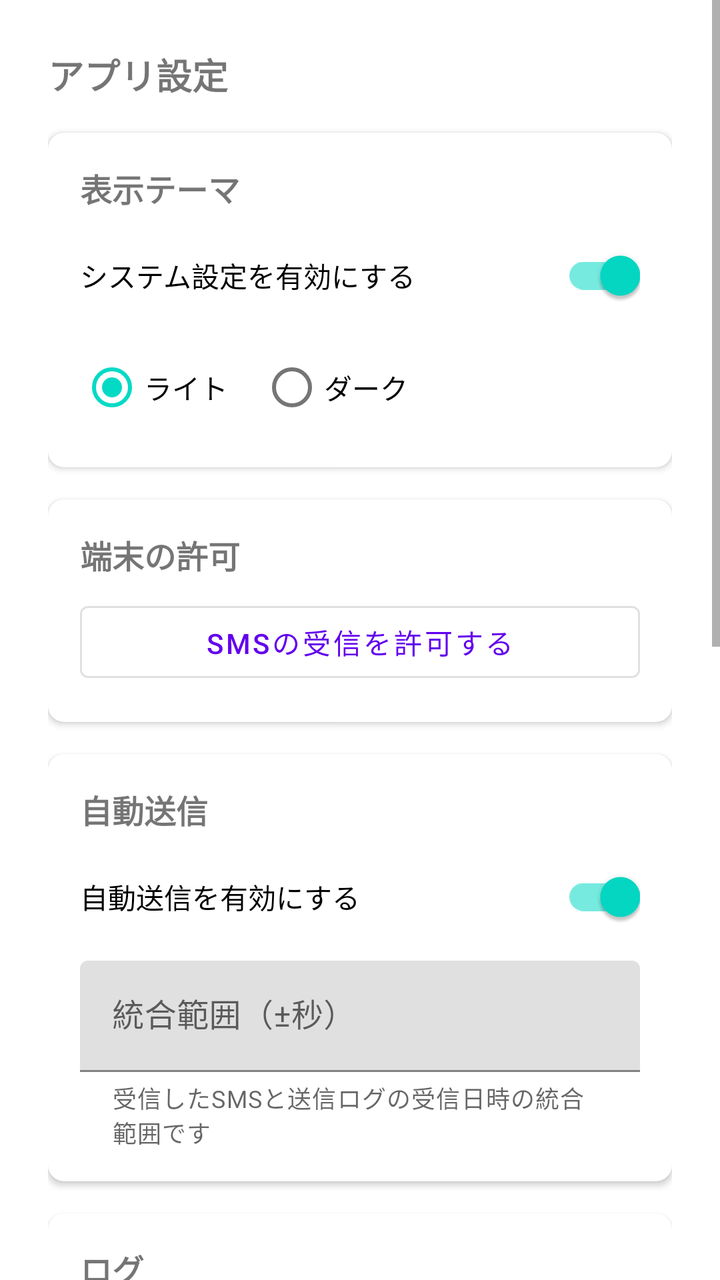
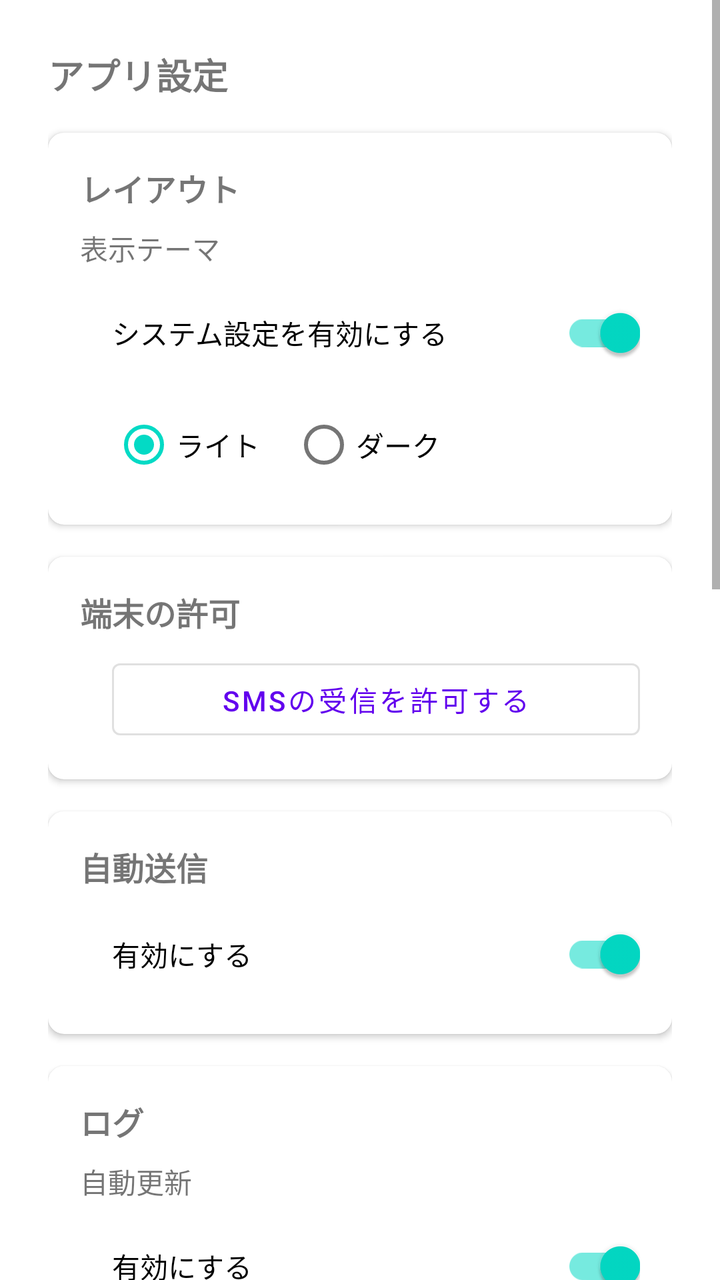

Screens rendered from an Android XML layout before and after an edit, with the pre-edit source and the edit as a unified diff.
<!-- AndroidManifest.xml: application theme Theme.SmsToKintone -->
<!-- res/layout/activity_app_settings.xml -->
<?xml version="1.0" encoding="utf-8"?>
<ScrollView xmlns:android="http://schemas.android.com/apk/res/android"
    xmlns:app="http://schemas.android.com/apk/res-auto"
    android:layout_width="match_parent"
    android:layout_height="match_parent">

    <LinearLayout
        android:layout_width="match_parent"
        android:layout_height="wrap_content"
        android:orientation="vertical"
        android:padding="24dp">

        <TextView
            android:layout_width="wrap_content"
            android:layout_height="wrap_content"
            android:text="@string/app_settings_title"
            android:textSize="18sp"
            android:textStyle="bold" />

        <com.google.android.material.card.MaterialCardView
            android:layout_width="match_parent"
            android:layout_height="wrap_content"
            android:layout_marginTop="16dp"
            app:cardElevation="2dp"
            app:cardCornerRadius="8dp">

            <LinearLayout
                android:layout_width="match_parent"
                android:layout_height="wrap_content"
                android:orientation="vertical"
                android:padding="16dp">

                <TextView
                    android:layout_width="wrap_content"
                    android:layout_height="wrap_content"
                    android:layout_marginBottom="8dp"
                    android:text="@string/section_theme_mode"
                    android:textSize="16sp"
                    android:textStyle="bold" />

                <com.google.android.material.switchmaterial.SwitchMaterial
                    android:id="@+id/swThemeFollowSystem"
                    android:layout_width="match_parent"
                    android:layout_height="wrap_content"
                    android:layout_marginBottom="8dp"
                    android:checked="true"
                    android:text="@string/switch_theme_follow_system" />

                <RadioGroup
                    android:id="@+id/rgThemeLightDark"
                    android:layout_width="match_parent"
                    android:layout_height="wrap_content"
                    android:orientation="horizontal">

                    <RadioButton
                        android:id="@+id/rbThemeLight"
                        android:layout_width="wrap_content"
                        android:layout_height="wrap_content"
                        android:checked="true"
                        android:text="@string/rb_theme_light" />

                    <RadioButton
                        android:id="@+id/rbThemeDark"
                        android:layout_width="wrap_content"
                        android:layout_height="wrap_content"
                        android:layout_marginStart="16dp"
                        android:text="@string/rb_theme_dark" />
                </RadioGroup>
            </LinearLayout>
        </com.google.android.material.card.MaterialCardView>

        <com.google.android.material.card.MaterialCardView
            android:layout_width="match_parent"
            android:layout_height="wrap_content"
            android:layout_marginTop="16dp"
            app:cardElevation="2dp"
            app:cardCornerRadius="8dp">

            <LinearLayout
                android:layout_width="match_parent"
                android:layout_height="wrap_content"
                android:orientation="vertical"
                android:padding="16dp">

                <TextView
                    android:layout_width="wrap_content"
                    android:layout_height="wrap_content"
                    android:layout_marginBottom="8dp"
                    android:text="@string/section_permission"
                    android:textSize="16sp"
                    android:textStyle="bold" />

                <TextView
                    android:id="@+id/tvPermissionStatus"
                    android:layout_width="wrap_content"
                    android:layout_height="wrap_content"
                    android:layout_marginBottom="8dp"
                    android:text="@string/permission_status_granted"
                    android:visibility="gone" />

                <com.google.android.material.button.MaterialButton
                    android:id="@+id/btnRequestPermission"
                    style="@style/Widget.MaterialComponents.Button.OutlinedButton"
                    android:layout_width="match_parent"
                    android:layout_height="wrap_content"
                    android:text="@string/btn_request_permission" />
            </LinearLayout>
        </com.google.android.material.card.MaterialCardView>

        <com.google.android.material.card.MaterialCardView
            android:layout_width="match_parent"
            android:layout_height="wrap_content"
            android:layout_marginTop="16dp"
            app:cardElevation="2dp"
            app:cardCornerRadius="8dp">

            <LinearLayout
                android:layout_width="match_parent"
                android:layout_height="wrap_content"
                android:orientation="vertical"
                android:padding="16dp">

                <TextView
                    android:layout_width="wrap_content"
                    android:layout_height="wrap_content"
                    android:layout_marginBottom="8dp"
                    android:text="@string/section_forwarding"
                    android:textSize="16sp"
                    android:textStyle="bold" />

                <com.google.android.material.switchmaterial.SwitchMaterial
                    android:id="@+id/swForwardingEnabled"
                    android:layout_width="match_parent"
                    android:layout_height="wrap_content"
                    android:layout_marginBottom="8dp"
                    android:checked="true"
                    android:text="@string/switch_forwarding_enabled" />

                <com.google.android.material.textfield.TextInputLayout
                    android:id="@+id/tilSmsMatchToleranceSeconds"
                    android:layout_width="match_parent"
                    android:layout_height="wrap_content"
                    android:hint="@string/hint_sms_match_tolerance_seconds"
                    app:helperText="@string/helper_sms_match_tolerance_seconds"
                    app:helperTextEnabled="true">

                    <com.google.android.material.textfield.TextInputEditText
                        android:id="@+id/etSmsMatchToleranceSeconds"
                        android:layout_width="match_parent"
                        android:layout_height="wrap_content"
                        android:inputType="number" />
                </com.google.android.material.textfield.TextInputLayout>
            </LinearLayout>
        </com.google.android.material.card.MaterialCardView>

        <com.google.android.material.card.MaterialCardView
            android:layout_width="match_parent"
            android:layout_height="wrap_content"
            android:layout_marginTop="16dp"
            app:cardElevation="2dp"
            app:cardCornerRadius="8dp">

            <LinearLayout
                android:layout_width="match_parent"
                android:layout_height="wrap_content"
                android:orientation="vertical"
                android:padding="16dp">

                <TextView
                    android:layout_width="wrap_content"
                    android:layout_height="wrap_content"
                    android:layout_marginBottom="8dp"
                    android:text="@string/section_log"
                    android:textSize="16sp"
                    android:textStyle="bold" />

                <com.google.android.material.switchmaterial.SwitchMaterial
                    android:id="@+id/swAutoRefreshEnabled"
                    android:layout_width="match_parent"
                    android:layout_height="wrap_content"
                    android:layout_marginBottom="8dp"
                    android:checked="true"
                    android:text="@string/switch_auto_refresh_enabled" />

                <com.google.android.material.textfield.TextInputLayout
                    android:id="@+id/tilAutoRefreshInterval"
                    android:layout_width="match_parent"
                    android:layout_height="wrap_content"
                    android:hint="@string/hint_auto_refresh_interval">

                    <com.google.android.material.textfield.TextInputEditText
                        android:id="@+id/etAutoRefreshInterval"
                        android:layout_width="match_parent"
                        android:layout_height="wrap_content"
                        android:inputType="number" />
                </com.google.android.material.textfield.TextInputLayout>
            </LinearLayout>
        </com.google.android.material.card.MaterialCardView>

        <com.google.android.material.card.MaterialCardView
            android:layout_width="match_parent"
            android:layout_height="wrap_content"
            android:layout_marginTop="16dp"
            app:cardElevation="2dp"
            app:cardCornerRadius="8dp">

            <LinearLayout
                android:layout_width="match_parent"
                android:layout_height="wrap_content"
                android:orientation="vertical"
                android:padding="16dp">

                <TextView
                    android:layout_width="wrap_content"
                    android:layout_height="wrap_content"
                    android:layout_marginBottom="8dp"
                    android:text="@string/section_sms_search"
                    android:textSize="16sp"
                    android:textStyle="bold" />

                <TextView
                    android:layout_width="wrap_content"
                    android:layout_height="wrap_content"
                    android:layout_marginBottom="8dp"
                    android:text="@string/section_search_range"
                    android:textSize="14sp" />

                <com.google.android.material.textfield.TextInputLayout
                    android:layout_width="match_parent"
                    android:layout_height="wrap_content"
                    android:hint="@string/hint_sms_search_date_range_days">

                    <com.google.android.material.textfield.TextInputEditText
                        android:id="@+id/etSmsSearchDateRangeDays"
                        android:layout_width="match_parent"
                        android:layout_height="wrap_content"
                        android:inputType="number" />
                </com.google.android.material.textfield.TextInputLayout>

                <TextView
                    android:layout_width="wrap_content"
                    android:layout_height="wrap_content"
                    android:layout_marginTop="16dp"
                    android:layout_marginBottom="8dp"
                    android:text="@string/label_default_profile_filter" />

                <Spinner
                    android:id="@+id/spDefaultProfileFilter"
                    android:layout_width="match_parent"
                    android:layout_height="wrap_content" />

                <TextView
                    android:layout_width="wrap_content"
                    android:layout_height="wrap_content"
                    android:layout_marginTop="16dp"
                    android:layout_marginBottom="8dp"
                    android:text="@string/section_reply"
                    android:textSize="14sp" />

                <LinearLayout
                    android:layout_width="match_parent"
                    android:layout_height="wrap_content"
                    android:layout_marginStart="16dp"
                    android:orientation="vertical">

                    <TextView
                        android:layout_width="wrap_content"
                        android:layout_height="wrap_content"
                        android:layout_marginBottom="8dp"
                        android:text="@string/section_sms_standard_reply_body"
                        android:textSize="14sp" />

                    <com.google.android.material.textfield.TextInputLayout
                        android:layout_width="match_parent"
                        android:layout_height="wrap_content"
                        android:hint="@string/hint_sms_standard_reply_body">

                        <com.google.android.material.textfield.TextInputEditText
                            android:id="@+id/etDefaultReplyBody"
                            android:layout_width="match_parent"
                            android:layout_height="wrap_content"
                            android:inputType="textMultiLine" />
                    </com.google.android.material.textfield.TextInputLayout>

                    <TextView
                        android:layout_width="wrap_content"
                        android:layout_height="wrap_content"
                        android:layout_marginTop="16dp"
                        android:layout_marginBottom="8dp"
                        android:text="@string/section_sms_split_failed_reply_body"
                        android:textSize="14sp" />

                    <com.google.android.material.textfield.TextInputLayout
                        android:layout_width="match_parent"
                        android:layout_height="wrap_content"
                        android:hint="@string/hint_sms_split_failed_reply_body">

                        <com.google.android.material.textfield.TextInputEditText
                            android:id="@+id/etSplitFailedReplyAddition"
                            android:layout_width="match_parent"
                            android:layout_height="wrap_content"
                            android:inputType="textMultiLine" />
                    </com.google.android.material.textfield.TextInputLayout>
                </LinearLayout>
            </LinearLayout>
        </com.google.android.material.card.MaterialCardView>

    </LinearLayout>
</ScrollView>
<!-- resources referenced by this layout -->
<resources>
  <string name="app_settings_title">アプリ設定</string>
  <string name="btn_request_permission">SMSの受信を許可する</string>
  <string name="helper_sms_match_tolerance_seconds">受信したSMSと送信ログの受信日時の統合範囲です</string>
  <string name="hint_auto_refresh_interval">更新間隔（秒）</string>
  <string name="hint_sms_match_tolerance_seconds">統合範囲（±秒）</string>
  <string name="hint_sms_search_date_range_days">開始日〜終了日の範囲（日）</string>
  <string name="hint_sms_split_failed_reply_body">文言</string>
  <string name="hint_sms_standard_reply_body">文言</string>
  <string name="label_default_profile_filter">送信先</string>
  <string name="permission_status_granted">SMS受信: 許可済み</string>
  <string name="rb_theme_dark">ダーク</string>
  <string name="rb_theme_light">ライト</string>
  <string name="section_forwarding">自動送信</string>
  <string name="section_log">ログ</string>
  <string name="section_permission">端末の許可</string>
  <string name="section_reply">返信時に自動入力する文言</string>
  <string name="section_search_range">検索条件</string>
  <string name="section_sms_search">SMS検索</string>
  <string name="section_sms_split_failed_reply_body">形式が不正な場合</string>
  <string name="section_sms_standard_reply_body">通常</string>
  <string name="section_theme_mode">表示テーマ</string>
  <string name="switch_auto_refresh_enabled">自動更新を有効にする</string>
  <string name="switch_forwarding_enabled">自動送信を有効にする</string>
  <string name="switch_theme_follow_system">システム設定を有効にする</string>
  <style name="Theme.SmsToKintone" parent="Theme.MaterialComponents.DayNight.NoActionBar">
          <item name="colorPrimary">@color/purple_500</item>
          <item name="colorPrimaryVariant">@color/purple_700</item>
          <item name="colorOnPrimary">@color/white</item>
          <item name="colorSecondary">@color/teal_200</item>
          <item name="colorSecondaryVariant">@color/teal_700</item>
          <item name="colorOnSecondary">@color/black</item>
      </style>
  <color name="purple_500">#6200EE</color>
  <color name="purple_700">#3700B3</color>
  <color name="white">#FFFFFFFF</color>
  <color name="teal_200">#03DAC5</color>
  <color name="teal_700">#018786</color>
  <color name="black">#FF000000</color>
</resources>

<!-- the commit's change to res/layout/activity_app_settings.xml (unified diff, before → after) -->
@@ -34,38 +34,52 @@
                     android:layout_width="wrap_content"
                     android:layout_height="wrap_content"
                     android:layout_marginBottom="8dp"
+                    android:text="@string/section_layout"
+                    android:textSize="16sp"
+                    android:textStyle="bold" />
+
+                <TextView
+                    android:layout_width="wrap_content"
+                    android:layout_height="wrap_content"
+                    android:layout_marginBottom="8dp"
                     android:text="@string/section_theme_mode"
-                    android:textSize="16sp"
-                    android:textStyle="bold" />
-
-                <com.google.android.material.switchmaterial.SwitchMaterial
-                    android:id="@+id/swThemeFollowSystem"
-                    android:layout_width="match_parent"
-                    android:layout_height="wrap_content"
-                    android:layout_marginBottom="8dp"
-                    android:checked="true"
-                    android:text="@string/switch_theme_follow_system" />
-
-                <RadioGroup
-                    android:id="@+id/rgThemeLightDark"
-                    android:layout_width="match_parent"
-                    android:layout_height="wrap_content"
-                    android:orientation="horizontal">
-
-                    <RadioButton
-                        android:id="@+id/rbThemeLight"
-                        android:layout_width="wrap_content"
-                        android:layout_height="wrap_content"
+                    android:textSize="14sp" />
+
+                <LinearLayout
+                    android:layout_width="match_parent"
+                    android:layout_height="wrap_content"
+                    android:layout_marginStart="16dp"
+                    android:orientation="vertical">
+
+                    <com.google.android.material.switchmaterial.SwitchMaterial
+                        android:id="@+id/swThemeFollowSystem"
+                        android:layout_width="match_parent"
+                        android:layout_height="wrap_content"
+                        android:layout_marginBottom="8dp"
                         android:checked="true"
-                        android:text="@string/rb_theme_light" />
-
-                    <RadioButton
-                        android:id="@+id/rbThemeDark"
-                        android:layout_width="wrap_content"
-                        android:layout_height="wrap_content"
-                        android:layout_marginStart="16dp"
-                        android:text="@string/rb_theme_dark" />
-                </RadioGroup>
+                        android:text="@string/switch_theme_follow_system" />
+
+                    <RadioGroup
+                        android:id="@+id/rgThemeLightDark"
+                        android:layout_width="match_parent"
+                        android:layout_height="wrap_content"
+                        android:orientation="horizontal">
+
+                        <RadioButton
+                            android:id="@+id/rbThemeLight"
+                            android:layout_width="wrap_content"
+                            android:layout_height="wrap_content"
+                            android:checked="true"
+                            android:text="@string/rb_theme_light" />
+
+                        <RadioButton
+                            android:id="@+id/rbThemeDark"
+                            android:layout_width="wrap_content"
+                            android:layout_height="wrap_content"
+                            android:layout_marginStart="16dp"
+                            android:text="@string/rb_theme_dark" />
+                    </RadioGroup>
+                </LinearLayout>
             </LinearLayout>
         </com.google.android.material.card.MaterialCardView>
 
@@ -90,20 +104,27 @@
                     android:textSize="16sp"
                     android:textStyle="bold" />
 
-                <TextView
-                    android:id="@+id/tvPermissionStatus"
-                    android:layout_width="wrap_content"
-                    android:layout_height="wrap_content"
-                    android:layout_marginBottom="8dp"
-                    android:text="@string/permission_status_granted"
-                    android:visibility="gone" />
-
-                <com.google.android.material.button.MaterialButton
-                    android:id="@+id/btnRequestPermission"
-                    style="@style/Widget.MaterialComponents.Button.OutlinedButton"
-                    android:layout_width="match_parent"
-                    android:layout_height="wrap_content"
-                    android:text="@string/btn_request_permission" />
+                <LinearLayout
+                    android:layout_width="match_parent"
+                    android:layout_height="wrap_content"
+                    android:layout_marginStart="16dp"
+                    android:orientation="vertical">
+
+                    <TextView
+                        android:id="@+id/tvPermissionStatus"
+                        android:layout_width="wrap_content"
+                        android:layout_height="wrap_content"
+                        android:layout_marginBottom="8dp"
+                        android:text="@string/permission_status_granted"
+                        android:visibility="gone" />
+
+                    <com.google.android.material.button.MaterialButton
+                        android:id="@+id/btnRequestPermission"
+                        style="@style/Widget.MaterialComponents.Button.OutlinedButton"
+                        android:layout_width="match_parent"
+                        android:layout_height="wrap_content"
+                        android:text="@string/btn_request_permission" />
+                </LinearLayout>
             </LinearLayout>
         </com.google.android.material.card.MaterialCardView>
 
@@ -128,28 +149,19 @@
                     android:textSize="16sp"
                     android:textStyle="bold" />
 
-                <com.google.android.material.switchmaterial.SwitchMaterial
-                    android:id="@+id/swForwardingEnabled"
-                    android:layout_width="match_parent"
-                    android:layout_height="wrap_content"
-                    android:layout_marginBottom="8dp"
-                    android:checked="true"
-                    android:text="@string/switch_forwarding_enabled" />
-
-                <com.google.android.material.textfield.TextInputLayout
-                    android:id="@+id/tilSmsMatchToleranceSeconds"
-                    android:layout_width="match_parent"
-                    android:layout_height="wrap_content"
-                    android:hint="@string/hint_sms_match_tolerance_seconds"
-                    app:helperText="@string/helper_sms_match_tolerance_seconds"
-                    app:helperTextEnabled="true">
-
-                    <com.google.android.material.textfield.TextInputEditText
-                        android:id="@+id/etSmsMatchToleranceSeconds"
-                        android:layout_width="match_parent"
-                        android:layout_height="wrap_content"
-                        android:inputType="number" />
-                </com.google.android.material.textfield.TextInputLayout>
+                <LinearLayout
+                    android:layout_width="match_parent"
+                    android:layout_height="wrap_content"
+                    android:layout_marginStart="16dp"
+                    android:orientation="vertical">
+
+                    <com.google.android.material.switchmaterial.SwitchMaterial
+                        android:id="@+id/swForwardingEnabled"
+                        android:layout_width="match_parent"
+                        android:layout_height="wrap_content"
+                        android:checked="true"
+                        android:text="@string/switch_forwarding_enabled" />
+                </LinearLayout>
             </LinearLayout>
         </com.google.android.material.card.MaterialCardView>
 
@@ -174,26 +186,40 @@
                     android:textSize="16sp"
                     android:textStyle="bold" />
 
-                <com.google.android.material.switchmaterial.SwitchMaterial
-                    android:id="@+id/swAutoRefreshEnabled"
-                    android:layout_width="match_parent"
-                    android:layout_height="wrap_content"
-                    android:layout_marginBottom="8dp"
-                    android:checked="true"
-                    android:text="@string/switch_auto_refresh_enabled" />
-
-                <com.google.android.material.textfield.TextInputLayout
-                    android:id="@+id/tilAutoRefreshInterval"
-                    android:layout_width="match_parent"
-                    android:layout_height="wrap_content"
-                    android:hint="@string/hint_auto_refresh_interval">
-
-                    <com.google.android.material.textfield.TextInputEditText
-                        android:id="@+id/etAutoRefreshInterval"
-                        android:layout_width="match_parent"
-                        android:layout_height="wrap_content"
-                        android:inputType="number" />
-                </com.google.android.material.textfield.TextInputLayout>
+                <TextView
+                    android:layout_width="wrap_content"
+                    android:layout_height="wrap_content"
+                    android:layout_marginBottom="8dp"
+                    android:text="@string/section_auto_refresh"
+                    android:textSize="14sp" />
+
+                <LinearLayout
+                    android:layout_width="match_parent"
+                    android:layout_height="wrap_content"
+                    android:layout_marginStart="16dp"
+                    android:orientation="vertical">
+
+                    <com.google.android.material.switchmaterial.SwitchMaterial
+                        android:id="@+id/swAutoRefreshEnabled"
+                        android:layout_width="match_parent"
+                        android:layout_height="wrap_content"
+                        android:layout_marginBottom="8dp"
+                        android:checked="true"
+                        android:text="@string/switch_auto_refresh_enabled" />
+
+                    <com.google.android.material.textfield.TextInputLayout
+                        android:id="@+id/tilAutoRefreshInterval"
+                        android:layout_width="match_parent"
+                        android:layout_height="wrap_content"
+                        android:hint="@string/hint_auto_refresh_interval">
+
+                        <com.google.android.material.textfield.TextInputEditText
+                            android:id="@+id/etAutoRefreshInterval"
+                            android:layout_width="match_parent"
+                            android:layout_height="wrap_content"
+                            android:inputType="number" />
+                    </com.google.android.material.textfield.TextInputLayout>
+                </LinearLayout>
             </LinearLayout>
         </com.google.android.material.card.MaterialCardView>
 
@@ -225,29 +251,64 @@
                     android:text="@string/section_search_range"
                     android:textSize="14sp" />
 
-                <com.google.android.material.textfield.TextInputLayout
-                    android:layout_width="match_parent"
-                    android:layout_height="wrap_content"
-                    android:hint="@string/hint_sms_search_date_range_days">
-
-                    <com.google.android.material.textfield.TextInputEditText
-                        android:id="@+id/etSmsSearchDateRangeDays"
-                        android:layout_width="match_parent"
-                        android:layout_height="wrap_content"
-                        android:inputType="number" />
-                </com.google.android.material.textfield.TextInputLayout>
-
-                <TextView
-                    android:layout_width="wrap_content"
-                    android:layout_height="wrap_content"
-                    android:layout_marginTop="16dp"
-                    android:layout_marginBottom="8dp"
-                    android:text="@string/label_default_profile_filter" />
-
-                <Spinner
-                    android:id="@+id/spDefaultProfileFilter"
-                    android:layout_width="match_parent"
-                    android:layout_height="wrap_content" />
+                <LinearLayout
+                    android:layout_width="match_parent"
+                    android:layout_height="wrap_content"
+                    android:layout_marginStart="16dp"
+                    android:orientation="vertical">
+
+                    <TextView
+                        android:layout_width="wrap_content"
+                        android:layout_height="wrap_content"
+                        android:layout_marginBottom="8dp"
+                        android:text="@string/label_sms_search_date_range" />
+
+                    <com.google.android.material.textfield.TextInputLayout
+                        android:layout_width="match_parent"
+                        android:layout_height="wrap_content"
+                        android:hint="@string/hint_sms_search_date_range_days">
+
+                        <com.google.android.material.textfield.TextInputEditText
+                            android:id="@+id/etSmsSearchDateRangeDays"
+                            android:layout_width="match_parent"
+                            android:layout_height="wrap_content"
+                            android:inputType="number" />
+                    </com.google.android.material.textfield.TextInputLayout>
+
+                    <TextView
+                        android:layout_width="wrap_content"
+                        android:layout_height="wrap_content"
+                        android:layout_marginTop="16dp"
+                        android:layout_marginBottom="8dp"
+                        android:text="@string/label_default_profile_filter" />
+
+                    <Spinner
+                        android:id="@+id/spDefaultProfileFilter"
+                        android:layout_width="match_parent"
+                        android:layout_height="wrap_content" />
+
+                    <TextView
+                        android:layout_width="wrap_content"
+                        android:layout_height="wrap_content"
+                        android:layout_marginTop="16dp"
+                        android:layout_marginBottom="8dp"
+                        android:text="@string/label_sms_match_tolerance_seconds" />
+
+                    <com.google.android.material.textfield.TextInputLayout
+                        android:id="@+id/tilSmsMatchToleranceSeconds"
+                        android:layout_width="match_parent"
+                        android:layout_height="wrap_content"
+                        android:hint="@string/hint_sms_match_tolerance_seconds"
+                        app:helperText="@string/helper_sms_match_tolerance_seconds"
+                        app:helperTextEnabled="true">
+
+                        <com.google.android.material.textfield.TextInputEditText
+                            android:id="@+id/etSmsMatchToleranceSeconds"
+                            android:layout_width="match_parent"
+                            android:layout_height="wrap_content"
+                            android:inputType="number" />
+                    </com.google.android.material.textfield.TextInputLayout>
+                </LinearLayout>
 
                 <TextView
                     android:layout_width="wrap_content"
<!-- resource entries referenced after the edit -->
@@ -5,24 +5,28 @@
   <string name="helper_sms_match_tolerance_seconds">受信したSMSと送信ログの受信日時の統合範囲です</string>
   <string name="hint_auto_refresh_interval">更新間隔（秒）</string>
   <string name="hint_sms_match_tolerance_seconds">統合範囲（±秒）</string>
-  <string name="hint_sms_search_date_range_days">開始日〜終了日の範囲（日）</string>
+  <string name="hint_sms_search_date_range_days">期間（日）</string>
   <string name="hint_sms_split_failed_reply_body">文言</string>
   <string name="hint_sms_standard_reply_body">文言</string>
   <string name="label_default_profile_filter">送信先</string>
+  <string name="label_sms_match_tolerance_seconds">統合範囲</string>
+  <string name="label_sms_search_date_range">受信期間</string>
   <string name="permission_status_granted">SMS受信: 許可済み</string>
   <string name="rb_theme_dark">ダーク</string>
   <string name="rb_theme_light">ライト</string>
+  <string name="section_auto_refresh">自動更新</string>
   <string name="section_forwarding">自動送信</string>
+  <string name="section_layout">レイアウト</string>
   <string name="section_log">ログ</string>
   <string name="section_permission">端末の許可</string>
-  <string name="section_reply">返信時に自動入力する文言</string>
+  <string name="section_reply">返信時メッセージ</string>
   <string name="section_search_range">検索条件</string>
   <string name="section_sms_search">SMS検索</string>
   <string name="section_sms_split_failed_reply_body">形式が不正な場合</string>
   <string name="section_sms_standard_reply_body">通常</string>
   <string name="section_theme_mode">表示テーマ</string>
-  <string name="switch_auto_refresh_enabled">自動更新を有効にする</string>
-  <string name="switch_forwarding_enabled">自動送信を有効にする</string>
+  <string name="switch_auto_refresh_enabled">有効にする</string>
+  <string name="switch_forwarding_enabled">有効にする</string>
   <string name="switch_theme_follow_system">システム設定を有効にする</string>
   <style name="Theme.SmsToKintone" parent="Theme.MaterialComponents.DayNight.NoActionBar">
           <item name="colorPrimary">@color/purple_500</item>
